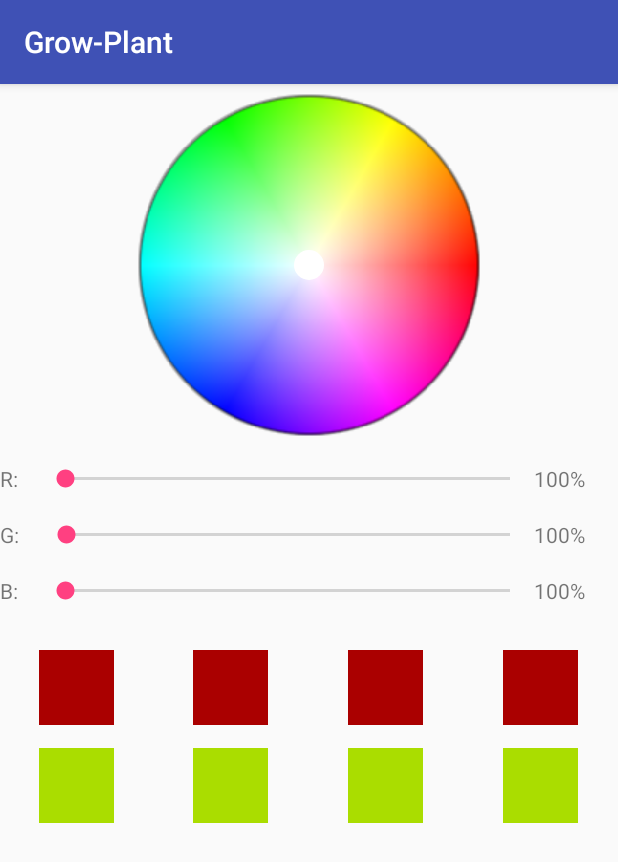
After one commit to roveroc/MyAndroid, an Android app: the Cutom_Color_Activity screen opened directly, with no data from a screen before it, on a phone screen of 412 x 824 dp. The commit adds this screen. Shown: the top 862 px of the screen. Run offline under Robolectric (Android 15) with nearby library versions, the phone set to English and light mode, and no system bars.

Commit message:
蓝牙界面布局基本完成，储备添加文件数据储存功能

```diff
--- a/app/src/main/AndroidManifest.xml
+++ b/app/src/main/AndroidManifest.xml
@@ -27,6 +27,8 @@
 
         <activity android:name=".Test_learn_Something"/>
 
+        <activity android:name=".Cutom_Color_Activity"/>
+
 
     </application>
 
--- /dev/null
+++ b/app/src/main/java/com/example/rover/grow_plant/Cutom_Color_Activity.java
@@ -0,0 +1,56 @@
+package com.example.rover.grow_plant;
+
+
+
+import android.media.Image;
+import android.os.Bundle;
+import android.speech.tts.TextToSpeech;
+import android.support.v7.app.AppCompatActivity;
+import android.util.Log;
+import android.view.View;
+import android.widget.AdapterView;
+import android.widget.ArrayAdapter;
+import android.widget.Button;
+import android.widget.ListView;
+import android.widget.SeekBar;
+import android.widget.TextView;
+import android.widget.ImageView;
+
+/**
+ * Created by rover on 2016/12/22.
+ */
+
+public class Cutom_Color_Activity extends AppCompatActivity{
+
+    private ColorPickerView colorView;
+
+    @Override
+    protected void onCreate(Bundle savedInstanceState) {
+        super.onCreate(savedInstanceState);
+
+        setContentView(R.layout.cutom_color_layout);
+
+        //色盘取色
+        colorView = (ColorPickerView) findViewById(R.id.custom_colorView);
+        colorView.setOnColorChangedListener(new ColorPickerView.OnColorChangedListener() {
+            @Override
+            public void onColorChange(int color) {
+
+                String pwm = Integer.toHexString(color).toUpperCase();
+                if (Utils.isHexChar(pwm) == true) {
+                    byte[] PwmValue = Utils.hexStringToBytes(pwm);
+
+                    int mWhite = PwmValue[0] & 0xff;
+                    int mRed = PwmValue[1] & 0xff;
+                    int mGreen = PwmValue[2] & 0xff;
+                    int mBlue = PwmValue[3] & 0xff;
+
+                    Log.i("value ", " = " + mWhite + "  " + mRed + "  " + mGreen + "  " + mBlue);
+
+                }
+            }
+        });
+    }
+
+
+}
--- a/app/src/main/java/com/example/rover/grow_plant/Test_learn_Something.java
+++ b/app/src/main/java/com/example/rover/grow_plant/Test_learn_Something.java
@@ -1,5 +1,7 @@
 package com.example.rover.grow_plant;
 
+import android.content.Intent;
+import android.media.Image;
 import android.os.Bundle;
 import android.speech.tts.TextToSpeech;
 import android.support.v7.app.AppCompatActivity;
@@ -7,9 +9,11 @@ import android.util.Log;
 import android.view.View;
 import android.widget.AdapterView;
 import android.widget.ArrayAdapter;
+import android.widget.Button;
 import android.widget.ListView;
 import android.widget.SeekBar;
 import android.widget.TextView;
+import android.widget.ImageView;
 
 
 /**
@@ -26,7 +30,12 @@ public class Test_learn_Something extends AppCompatActivity implements ColorPick
     private SeekBar         speedBar;
     private TextView        speedBarValueText;
 
+    private ImageView       switchImageView;        //开关
+    private ImageView       playPauseImageView;     //播放暂停
+    private Button          customBtn;              //自定义
 
+    private boolean         switchFlag;
+    private boolean         playFlag;
 
 
     @Override
@@ -34,6 +43,9 @@ public class Test_learn_Something extends AppCompatActivity implements ColorPick
         super.onCreate(savedInstanceState);
 
         setContentView(R.layout.test_learn_something);
+
+        switchFlag = true;
+        playFlag   = true;
 
         //色盘取色
         colorView = (ColorPickerView)findViewById(R.id.colorView);
@@ -103,6 +115,48 @@ public class Test_learn_Something extends AppCompatActivity implements ColorPick
         });
 
 
+        //开关
+        switchImageView = (ImageView)findViewById(R.id.switchBtn);
+        switchImageView.setOnClickListener(new View.OnClickListener() {
+            @Override
+            public void onClick(View view) {
+                if(switchFlag == true){
+                    switchImageView.setBackgroundResource(R.mipmap.off);
+                    switchFlag = false;
+                }else{
+                    switchImageView.setBackgroundResource(R.mipmap.on);
+                    switchFlag = true;
+                }
+            }
+        });
+
+        //播放暂停
+        playPauseImageView = (ImageView)findViewById(R.id.playPauseBtn);
+        playPauseImageView.setOnClickListener(new View.OnClickListener() {
+            @Override
+            public void onClick(View view) {
+                if(playFlag == true){
+                    playPauseImageView.setBackgroundResource(R.mipmap.pause);
+                    playFlag = false;
+                }else{
+                    playPauseImageView.setBackgroundResource(R.mipmap.play);
+                    playFlag = true;
+                }
+            }
+        });
+
+        //自定义
+        customBtn = (Button)findViewById(R.id.CustomBtn);
+        customBtn.setOnClickListener(new View.OnClickListener() {
+            @Override
+            public void onClick(View view) {
+
+                Intent intent = new Intent();
+                intent.setClass(Test_learn_Something.this, Cutom_Color_Activity.class);
+                startActivity(intent);
+
+            }
+        });
 
 
     }
--- /dev/null
+++ b/app/src/main/res/layout/cutom_color_layout.xml
@@ -0,0 +1,245 @@
+<?xml version="1.0" encoding="utf-8"?>
+<LinearLayout
+    xmlns:android="http://schemas.android.com/apk/res/android"
+    xmlns:ColorPickerView="http://schemas.android.com/apk/res-auto"
+    android:orientation="vertical"
+    android:layout_width="match_parent"
+    android:layout_height="match_parent">
+
+
+
+    <com.example.rover.grow_plant.ColorPickerView
+        android:id="@+id/custom_colorView"
+        android:layout_height="wrap_content"
+        android:layout_width="wrap_content"
+        android:layout_centerHorizontal="true"
+        android:layout_centerVertical="true"
+        android:layout_marginTop="6dp"
+        android:layout_gravity="center"
+        ColorPickerView:center_color="#FFFFFFFF"
+        ColorPickerView:center_radius="10dp"
+        ColorPickerView:circle_radius="115dp"
+        />
+
+    <LinearLayout
+        android:id="@+id/color_R"
+        android:layout_height="wrap_content"
+        android:layout_width="fill_parent"
+        android:orientation="horizontal"
+        android:layout_marginTop="18dp">
+
+        <TextView
+            android:layout_width="wrap_content"
+            android:layout_height="wrap_content"
+            android:layout_gravity="center"
+            android:text="R:"
+            android:layout_weight="1"/>
+
+        <SeekBar
+            android:id="@+id/red_bar"
+            android:layout_width="wrap_content"
+            android:layout_height="wrap_content"
+            android:layout_gravity="center"
+            android:layout_weight="18"/>
+
+        <TextView
+            android:id="@+id/red_bar_value"
+            android:layout_width="40dp"
+            android:layout_height="wrap_content"
+            android:layout_gravity="center"
+            android:layout_weight="1"
+            android:text="100%"/>
+    </LinearLayout>
+
+
+
+    <LinearLayout
+        android:id="@+id/color_G"
+        android:layout_height="wrap_content"
+        android:layout_width="fill_parent"
+        android:orientation="horizontal"
+        android:layout_marginTop="18dp">
+
+        <TextView
+            android:layout_width="wrap_content"
+            android:layout_height="wrap_content"
+            android:layout_gravity="center"
+            android:text="G:"
+            android:layout_weight="1"/>
+
+        <SeekBar
+            android:id="@+id/green_bar"
+            android:layout_width="wrap_content"
+            android:layout_height="wrap_content"
+            android:layout_gravity="center"
+            android:layout_weight="18"/>
+
+        <TextView
+            android:id="@+id/green_bar_value"
+            android:layout_width="40dp"
+            android:layout_height="wrap_content"
+            android:layout_gravity="center"
+            android:layout_weight="1"
+            android:text="100%"/>
+    </LinearLayout>
+
+
+
+    <LinearLayout
+        android:id="@+id/color_B"
+        android:layout_height="wrap_content"
+        android:layout_width="fill_parent"
+        android:orientation="horizontal"
+        android:layout_marginTop="18dp">
+
+        <TextView
+            android:layout_width="wrap_content"
+            android:layout_height="wrap_content"
+            android:layout_gravity="center"
+            android:text="B:"
+            android:layout_weight="1"/>
+
+        <SeekBar
+            android:id="@+id/blue_bar"
+            android:layout_width="wrap_content"
+            android:layout_height="wrap_content"
+            android:layout_gravity="center"
+            android:layout_weight="18"/>
+
+        <TextView
+            android:id="@+id/blue_bar_value"
+            android:layout_width="40dp"
+            android:layout_height="wrap_content"
+            android:layout_gravity="center"
+            android:layout_weight="1"
+            android:text="100%"/>
+
+    </LinearLayout>
+
+
+    <LinearLayout
+        android:layout_width="match_parent"
+        android:layout_height="wrap_content"
+        android:layout_marginTop="30dp"
+        android:orientation="horizontal" >
+
+        <RelativeLayout
+            android:layout_width="0dp"
+            android:layout_height="wrap_content"
+            android:layout_weight="1"
+            >
+
+            <ImageView
+                android:id="@+id/custom_1"
+                android:layout_width="50dp"
+                android:layout_height="50dp"
+                android:layout_centerHorizontal="true"
+                android:background="#aa0000" />
+        </RelativeLayout>
+
+        <RelativeLayout
+            android:layout_width="0dp"
+            android:layout_height="wrap_content"
+            android:layout_weight="1" >
+
+            <ImageView
+                android:id="@+id/custom_2"
+                android:layout_width="50dp"
+                android:layout_height="50dp"
+                android:background="#aa0000"
+                android:layout_centerHorizontal="true"/>
+        </RelativeLayout>
+
+        <RelativeLayout
+            android:layout_width="0dp"
+            android:layout_height="wrap_content"
+            android:layout_weight="1" >
+
+            <ImageView
+                android:id="@+id/custom_3"
+                android:layout_width="50dp"
+                android:layout_height="50dp"
+                android:layout_centerHorizontal="true"
+                android:background="#aa0000" />
+        </RelativeLayout>
+
+        <RelativeLayout
+            android:layout_width="0dp"
+            android:layout_height="wrap_content"
+            android:layout_weight="1" >
+
+            <ImageView
+                android:id="@+id/custom_4"
+                android:layout_width="50dp"
+                android:layout_height="50dp"
+                android:layout_centerHorizontal="true"
+                android:background="#aa0000" />
+        </RelativeLayout>
+    </LinearLayout>
+
+
+
+
+    <LinearLayout
+        android:layout_width="match_parent"
+        android:layout_height="wrap_content"
+        android:layout_marginTop="15dp"
+        android:orientation="horizontal" >
+
+        <RelativeLayout
+            android:layout_width="0dp"
+            android:layout_height="wrap_content"
+            android:layout_weight="1"
+            >
+
+            <ImageView
+                android:id="@+id/custom_5"
+                android:layout_width="50dp"
+                android:layout_height="50dp"
+                android:layout_centerHorizontal="true"
+                android:background="#aadd00" />
+        </RelativeLayout>
+
+        <RelativeLayout
+            android:layout_width="0dp"
+            android:layout_height="wrap_content"
+            android:layout_weight="1" >
+
+            <ImageView
+                android:id="@+id/custom_6"
+                android:layout_width="50dp"
+                android:layout_height="50dp"
+                android:background="#aadd00"
+                android:layout_centerHorizontal="true"/>
+        </RelativeLayout>
+
+        <RelativeLayout
+            android:layout_width="0dp"
+            android:layout_height="wrap_content"
+            android:layout_weight="1" >
+
+            <ImageView
+                android:id="@+id/custom_7"
+                android:layout_width="50dp"
+                android:layout_height="50dp"
+                android:layout_centerHorizontal="true"
+                android:background="#aadd00" />
+        </RelativeLayout>
+
+        <RelativeLayout
+            android:layout_width="0dp"
+            android:layout_height="wrap_content"
+            android:layout_weight="1" >
+
+            <ImageView
+                android:id="@+id/custom_8"
+                android:layout_width="50dp"
+                android:layout_height="50dp"
+                android:layout_centerHorizontal="true"
+                android:background="#aadd00" />
+        </RelativeLayout>
+    </LinearLayout>
+
+
+
+</LinearLayout>
--- a/app/src/main/res/layout/test_learn_something.xml
+++ b/app/src/main/res/layout/test_learn_something.xml
@@ -30,7 +30,7 @@
             android:id="@+id/switchBtn"
             android:layout_width="60dp"
             android:layout_height="60dp"
-            android:src="@mipmap/on"
+            android:background="@mipmap/on"
             android:layout_marginTop="10dp"
             android:layout_marginRight="10dp"
             android:layout_alignParentRight="true"
@@ -41,7 +41,7 @@
             android:id="@+id/playPauseBtn"
             android:layout_width="60dp"
             android:layout_height="60dp"
-            android:src="@mipmap/play"
+            android:background="@mipmap/play"
             android:layout_alignBottom="@id/colorView"
             android:layout_alignParentLeft="true"
             android:layout_marginLeft="10dp"
```
